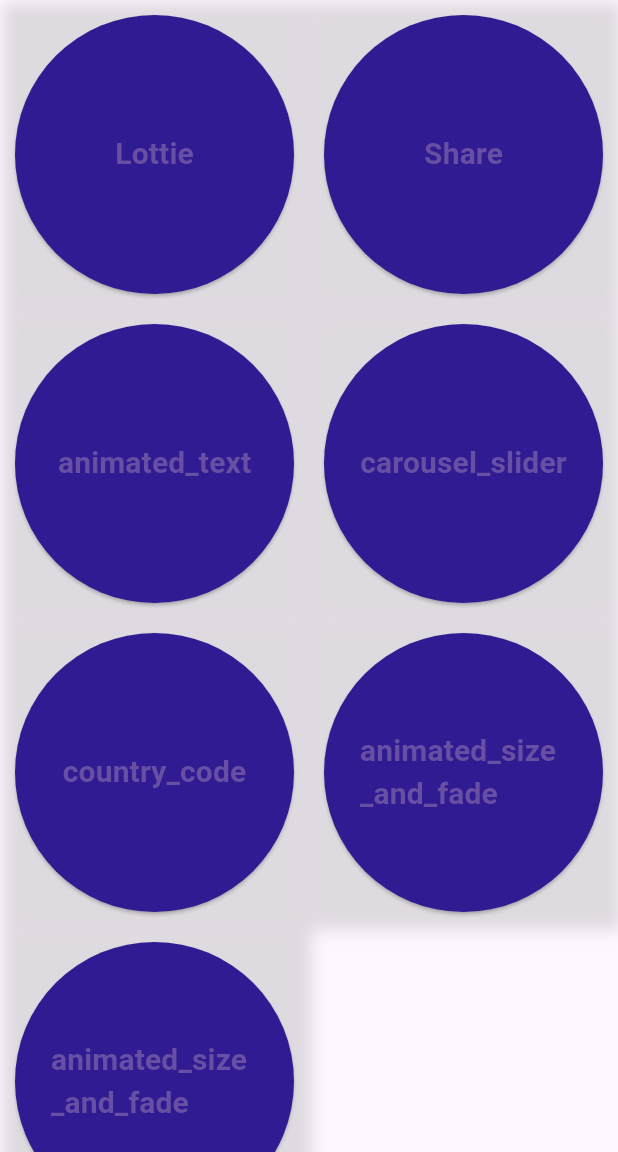
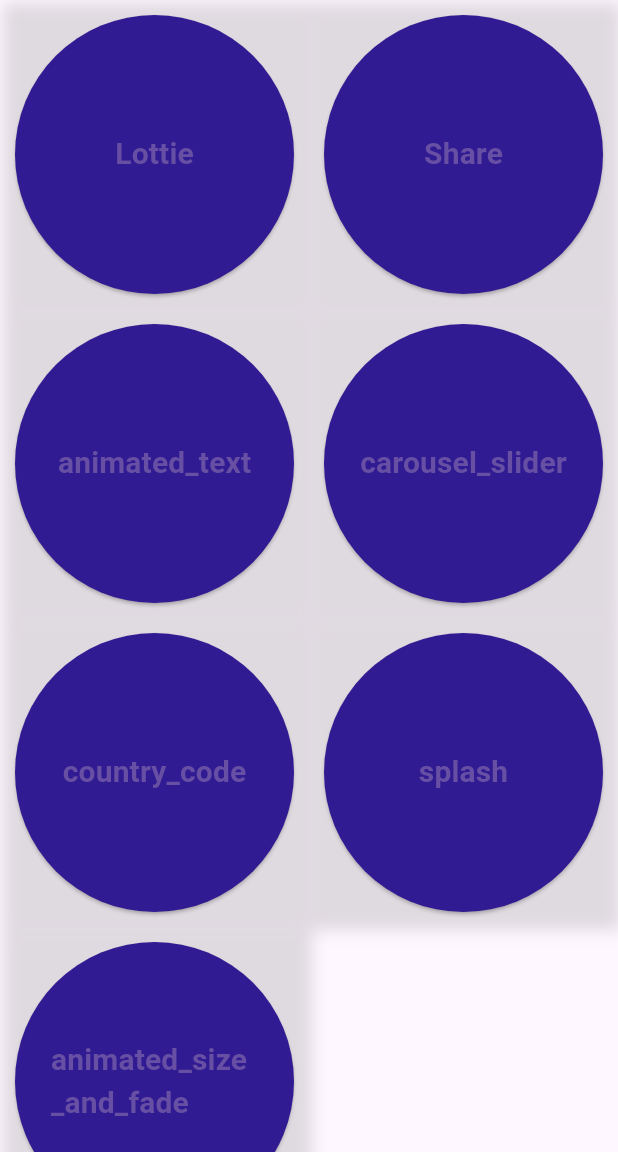
Before and after one commit to HamidSaliqa/TopSeven, a Flutter app: the screen it shows after launch, on a phone screen of 412 x 824 dp, the part 84-1236 px from its top. Run offline on Flutter 3.47's test engine with Material 3 defaults, Android fonts, the phone set to English and light mode, and no system bars; our stand-ins replace animated_splash_screen, animated_text_kit, carousel_slider, country_code_picker, lottie; missing offline and left inert: flutter_share.

Commit message:
اضافه کردن پکیج اسپلش

```diff
--- a/lib/home_page.dart
+++ b/lib/home_page.dart
@@ -14,7 +14,7 @@ class _HomePageState extends State<HomePage> {
     "animated_text",
     "carousel_slider",
     "country_code",
-    "animated_size_and_fade",
+    "splash",
     "animated_size_and_fade",
   ];
 
@@ -99,6 +99,13 @@ class CustomButton extends StatelessWidget {
           builder: (context) => SeconPage(yourWidget: codePiker()),
         ),
       );
+    } else if (nameOfLibrary == "splash") {
+      Navigator.push(
+        context,
+        MaterialPageRoute(
+          builder: (context) => SeconPage(yourWidget: splash()),
+        ),
+      );
     }
   }
 }
--- a/lib/widget.dart
+++ b/lib/widget.dart
@@ -1,9 +1,11 @@
+import 'package:animated_splash_screen/animated_splash_screen.dart';
 import 'package:animated_text_kit/animated_text_kit.dart';
 import 'package:carousel_slider/carousel_slider.dart';
 import 'package:country_code_picker/country_code_picker.dart';
 import 'package:flutter/material.dart';
 import 'package:flutter_share/flutter_share.dart';
 import 'package:lottie/lottie.dart';
+import 'package:top_seven/second_page.dart';
 
 const labelTextStyle = TextStyle(
   fontSize: 20,
@@ -47,14 +49,17 @@ Widget slider() {
       return Builder(
         builder: (BuildContext context) {
           return Container(
-              width: MediaQuery.of(context).size.width,
+              width: MediaQuery
+                  .of(context)
+                  .size
+                  .width,
               margin: EdgeInsets.symmetric(horizontal: 5.0),
               decoration: BoxDecoration(color: Colors.deepPurple[900]),
               child: Center(
                   child: Text(
-                'text $i',
-                style: TextStyle(fontSize: 25.0, color: Colors.white),
-              )));
+                    'text $i',
+                    style: TextStyle(fontSize: 25.0, color: Colors.white),
+                  )));
         },
       );
     }).toList(),
@@ -75,3 +80,13 @@ Widget codePiker() {
     alignLeft: false,
   );
 }
+
+
+
+Widget  splash(){
+  return AnimatedSplashScreen(
+    splash: 'assets/splash.png',
+    nextScreen: SeconPage(yourWidget: Text("Done")),
+    splashTransition: SplashTransition.rotationTransition,
+  );
+}
--- a/pubspec.yaml
+++ b/pubspec.yaml
@@ -41,6 +41,8 @@ dependencies:
   animated_text_kit: ^4.2.2
   carousel_slider: ^4.2.1
   country_code_picker: ^3.0.0
+  animated_splash_screen: ^1.3.0
+
 
 dev_dependencies:
   flutter_test:
@@ -67,6 +69,7 @@ flutter:
   # To add assets to your application, add an assets section, like this:
   assets:
     - assets/animation/Animation1json
+    - assets/splash.png
   #   - assets/animation.json
   #   - images/a_dot_burr.jpeg
   #   - images/a_dot_ham.jpeg
```
Also changed, not shown: assets/splash.PNG (added), pubspec.lock.
